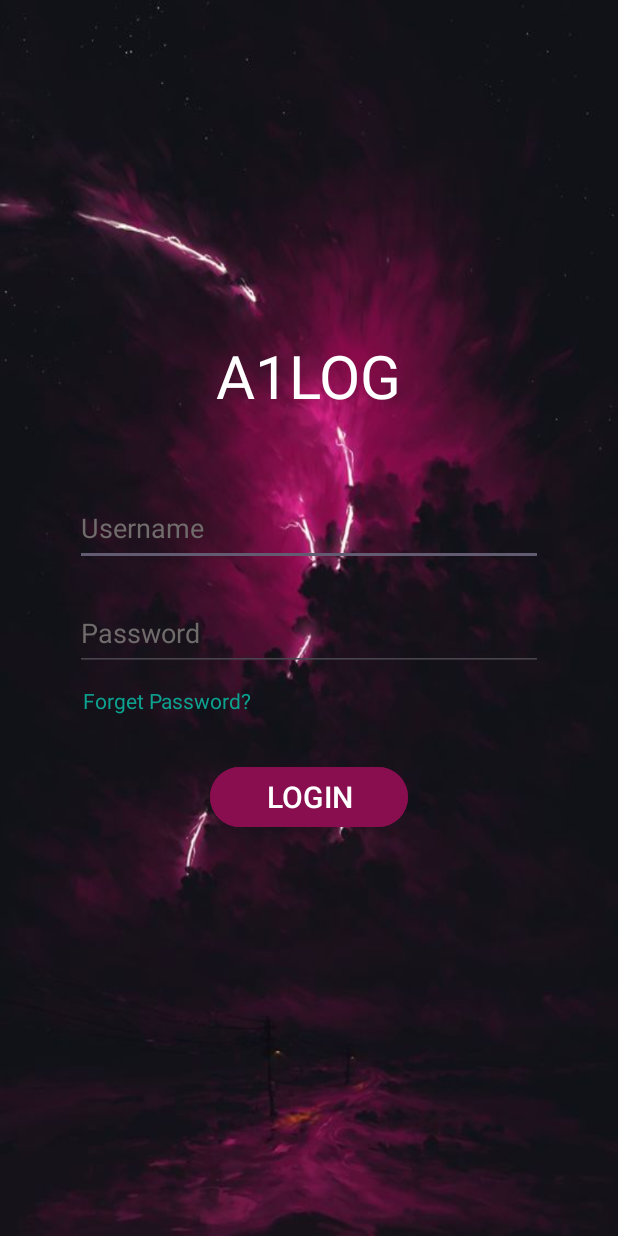
After one commit to ahsannaeem150/AADTest, an Android app: the layout include_example.xml on its own in the app's theme, with its tools: preview values and no code run, on a phone screen of 412 x 824 dp. The commit adds this screen. Run offline under Robolectric (Android 15) with nearby library versions, the phone set to English and light mode, and no system bars.

Commit message:
added model for login page -some practice problems

```diff
--- a/app/build.gradle.kts
+++ b/app/build.gradle.kts
@@ -5,7 +5,7 @@ plugins {
 
 android {
     namespace = "com.example.apdlab1"
-    compileSdk = 33
+    compileSdk = 34
 
     defaultConfig {
         applicationId = "com.example.apdlab1"
@@ -44,6 +44,7 @@ dependencies {
     implementation("androidx.appcompat:appcompat:1.6.1")
     implementation("com.google.android.material:material:1.8.0")
     implementation("androidx.constraintlayout:constraintlayout:2.1.4")
+    implementation("androidx.activity:activity:1.8.0")
     testImplementation("junit:junit:4.13.2")
     androidTestImplementation("androidx.test.ext:junit:1.1.5")
     androidTestImplementation("androidx.test.espresso:espresso-core:3.5.1")
--- a/app/src/main/AndroidManifest.xml
+++ b/app/src/main/AndroidManifest.xml
@@ -13,9 +13,6 @@
         android:theme="@style/Theme.APDLab1"
         tools:targetApi="31">
         <activity
-            android:name="loginpage.a1ForgetPassword"
-            android:exported="false" />
-        <activity
             android:name="tictactoe.SelectOpponent"
             android:exported="true">
             <intent-filter>
@@ -25,6 +22,8 @@
             </intent-filter>
         </activity>
         <activity android:name="tictactoe.TickTacToe" />
+        <activity android:name="loginpage.ui.a1ForgetPassword" />
+         <activity android:name="loginpage.ui.a1LoginPage" />
         <activity android:name="tictactoe.TickTacToeComputer" />
     </application>
 
--- /dev/null
+++ b/app/src/main/java/loginpage/model/Person.kt
@@ -0,0 +1,6 @@
+package loginpage.model
+
+data class Person(
+    var username:String? = "ahsannaeem150",
+    var password:String?= "12345678"
+)
--- a/app/src/main/java/loginpage/A1ForgetPassword.kt
+++ b/app/src/main/java/loginpage/ui/A1ForgetPassword.kt
@@ -1,4 +1,4 @@
-package loginpage
+package loginpage.ui
 
 import android.content.Intent
 import androidx.appcompat.app.AppCompatActivity
--- /dev/null
+++ b/app/src/main/java/practice/Person.kt
@@ -0,0 +1,6 @@
+package practice
+
+data class Person(
+    val name:String? = "",
+    val age:Int? = 0
+)
--- a/app/src/main/java/tictactoe/SelectOpponent.kt
+++ b/app/src/main/java/tictactoe/SelectOpponent.kt
@@ -6,7 +6,6 @@ import android.os.Bundle
 import androidx.databinding.DataBindingUtil
 import com.example.apdlab1.R
 import com.example.apdlab1.databinding.TictactoeselectorBinding
-import loginpage.a1ForgetPassword
 
 class SelectOpponent : AppCompatActivity() {
     override fun onCreate(savedInstanceState: Bundle?) {
--- a/app/src/main/java/tictactoe/TickTacToeComputer.kt
+++ b/app/src/main/java/tictactoe/TickTacToeComputer.kt
@@ -31,7 +31,8 @@ class TickTacToeComputer : AppCompatActivity() {
         }
 
         fun endGame(){
-            homeBinding.endGame.setVisibility(View.VISIBLE);
+
+                    homeBinding.endGame.setVisibility(View.VISIBLE)
         }
 
         fun disableTurnsWhenSomeoneWins(){
--- /dev/null
+++ b/app/src/main/res/layout/include_example.xml
@@ -0,0 +1,15 @@
+<?xml version="1.0" encoding="utf-8"?>
+<layout xmlns:app="http://schemas.android.com/apk/res-auto"
+    xmlns:android="http://schemas.android.com/apk/res/android"
+    >
+    <androidx.constraintlayout.widget.ConstraintLayout
+        android:layout_width="match_parent"
+        android:layout_height="match_parent"
+        android:background="@drawable/wallpaper"
+        >
+        <include
+            android:id="@+id/loginPage"
+            layout="@layout/a1_loginpage"
+            />
+    </androidx.constraintlayout.widget.ConstraintLayout>
+</layout>
```
Also changed, not shown: app/src/main/java/loginpage/A1LoginPage.kt (deleted, +0 -45 lines), app/src/main/java/loginpage/ui/A1LoginPage.kt (added, +44 -0 lines), app/src/main/java/practice/test.kt (added, +17 -0 lines).
